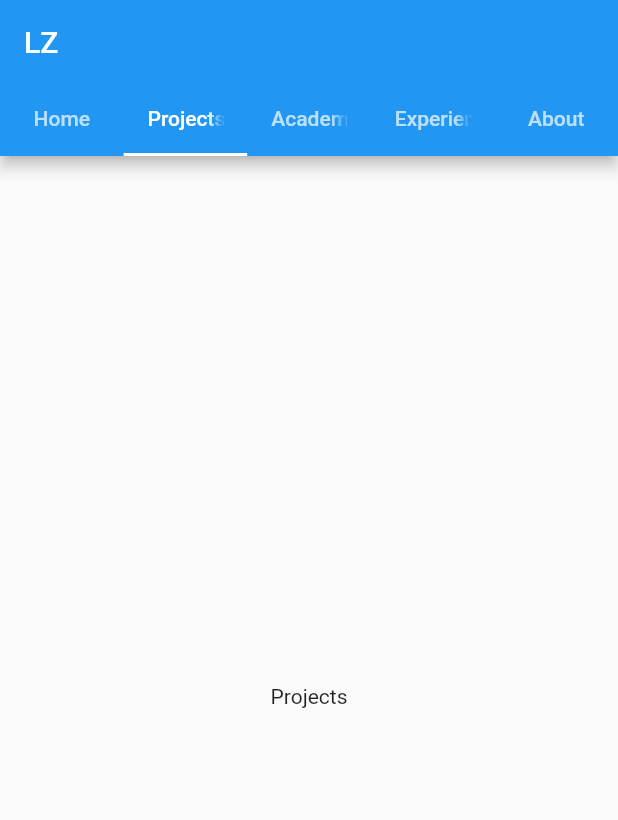
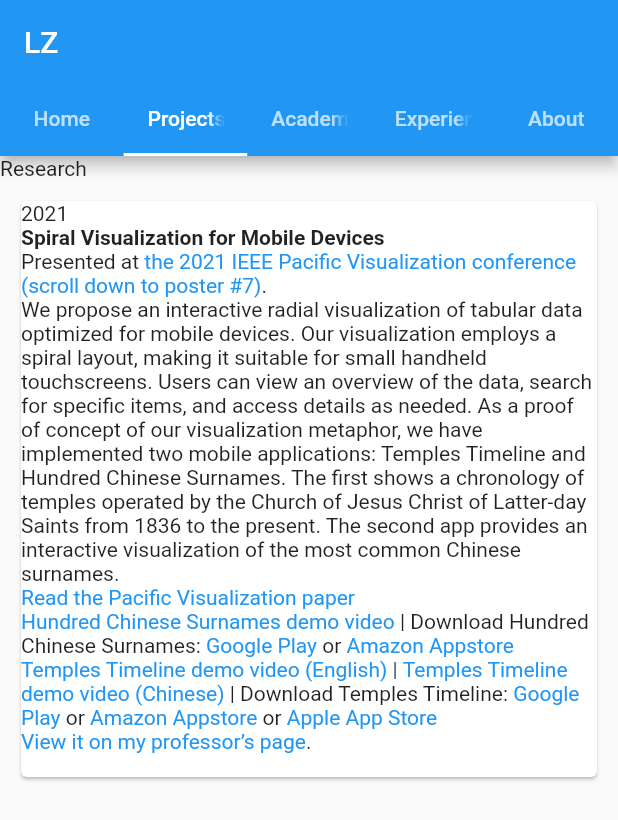
Before and after one commit to flybaflyba/Personal-Website, a Flutter app: the screen it shows after launch, tab 2 chosen, on a phone screen of 412 x 824 dp. Shown: the top 820 px of the screen. Run offline on Flutter 3.47's test engine with Material 2 defaults, Android fonts, the light colour scheme and no system bars; our stand-ins replace timelines.

Commit message:
Add reseach section to project page

```diff
--- a/lib/Home.dart
+++ b/lib/Home.dart
@@ -37,7 +37,7 @@ class _HomeState extends State<Home>{
               ),
               node: TimelineNode(
                 indicator: DotIndicator(),
-                startConnector: SolidLineConnector(),
+                startConnector: DashedLineConnector(),
                 endConnector: SolidLineConnector(),
               ),
             ),
@@ -110,7 +110,7 @@ class _HomeState extends State<Home>{
               node: TimelineNode(
                 indicator: DotIndicator(),
                 startConnector: SolidLineConnector(),
-                endConnector: SolidLineConnector(),
+                endConnector: DashedLineConnector(),
               ),
             ),
           ],
--- a/lib/Projects.dart
+++ b/lib/Projects.dart
@@ -1,5 +1,7 @@
 
+import 'package:flutter/gestures.dart';
 import 'package:flutter/material.dart';
+import 'package:url_launcher/url_launcher.dart';
 
 class Projects extends StatefulWidget{
 
@@ -9,10 +11,76 @@ class Projects extends StatefulWidget{
 
 class _ProjectsState extends State<Projects>{
 
+  TextSpan clickableText(String text, String url) {
+
+    return TextSpan(
+        style: TextStyle(color: Colors.blue),
+        text: text,
+        recognizer: TapGestureRecognizer()..onTap =  () async{
+          if (await canLaunch(url)) {
+            await launch(url);
+          } else {
+            throw 'Could not launch $url';
+          }
+        }
+    );
+  }
+
   @override
   Widget build(BuildContext context) {
     return Scaffold(
-      body: Center(child: Text("Projects"),),
+      body: ListView(
+        children: [
+          Text('Research'),
+          Padding(
+            padding: EdgeInsets.all(10),
+            child: Card(
+              child: Column(
+                children: [
+                  RichText(
+                    text: TextSpan(
+                      text: '2021\n',
+                      style: DefaultTextStyle.of(context).style,
+                      children: [
+                        TextSpan(text: 'Spiral Visualization for Mobile Devices\n', style: TextStyle(fontWeight: FontWeight.bold)),
+                        TextSpan(text: 'Presented at '),
+                        clickableText('the 2021 IEEE Pacific Visualization conference (scroll down to poster #7)', ''),
+                        TextSpan(text: '.\n'),
+                        TextSpan(text: 'We propose an interactive radial visualization of tabular data optimized for mobile devices. Our visualization employs a spiral layout, making it suitable for small handheld touchscreens. Users can view an overview of the data, search for specific items, and access details as needed. As a proof of concept of our visualization metaphor, we have implemented two mobile applications: Temples Timeline and Hundred Chinese Surnames. The first shows a chronology of temples operated by the Church of Jesus Christ of Latter-day Saints from 1836 to the present. The second app provides an interactive visualization of the most common Chinese surnames.\n'),
+                        clickableText('Read the Pacific Visualization paper\n', ''),
+                        clickableText('Hundred Chinese Surnames demo video', ''),
+                        TextSpan(text: " | Download Hundred Chinese Surnames: "),
+                        clickableText('Google Play', ''),
+                        TextSpan(text: ' or '),
+                        clickableText('Amazon Appstore\n', ''),
+                        clickableText('Temples Timeline demo video (English)', ''),
+                        TextSpan(text: ' | '),
+                        clickableText('Temples Timeline demo video (Chinese)', ''),
+                        TextSpan(text: ' | '),
+                        TextSpan(text: 'Download Temples Timeline: '),
+                        clickableText('Google Play', ''),
+                        TextSpan(text: ' or '),
+                        clickableText('Amazon Appstore', ''),
+                        TextSpan(text: ' or '),
+                        clickableText('Apple App Store\n', ''),
+                        clickableText('View it on my professor’s page', ''),
+                        TextSpan(text: '.\n'),
+                      ],
+                    ),
+                  ),
+                ],
+              ),
+            ),
+          )
+
+
+
+
+
+
+
+        ],
+      )
     );
   }
 }
--- a/pubspec.yaml
+++ b/pubspec.yaml
@@ -24,10 +24,15 @@ dependencies:
   flutter:
     sdk: flutter
 
+  url_launcher: ^6.0.7
+
 #  timelines: ^0.1.0
   timelines:
     git:
       url: git://github.com/flybaflyba/timelines.git
+
+
+
 
   # The following adds the Cupertino Icons font to your application.
   # Use with the CupertinoIcons class for iOS style icons.
```
Also changed, not shown: pubspec.lock, 3 other files.
